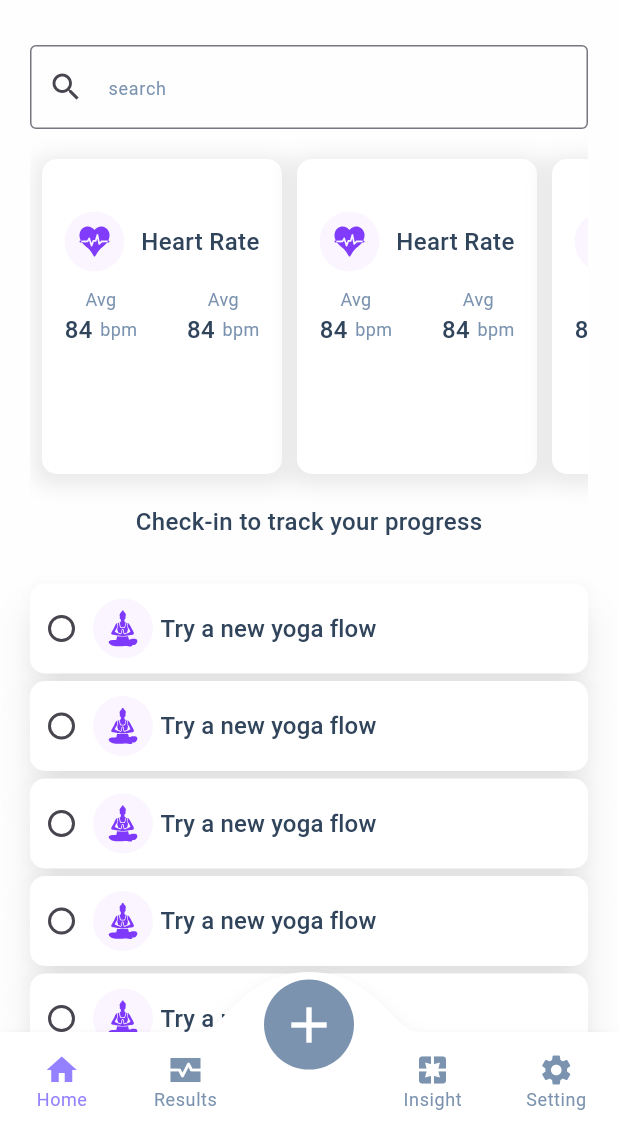
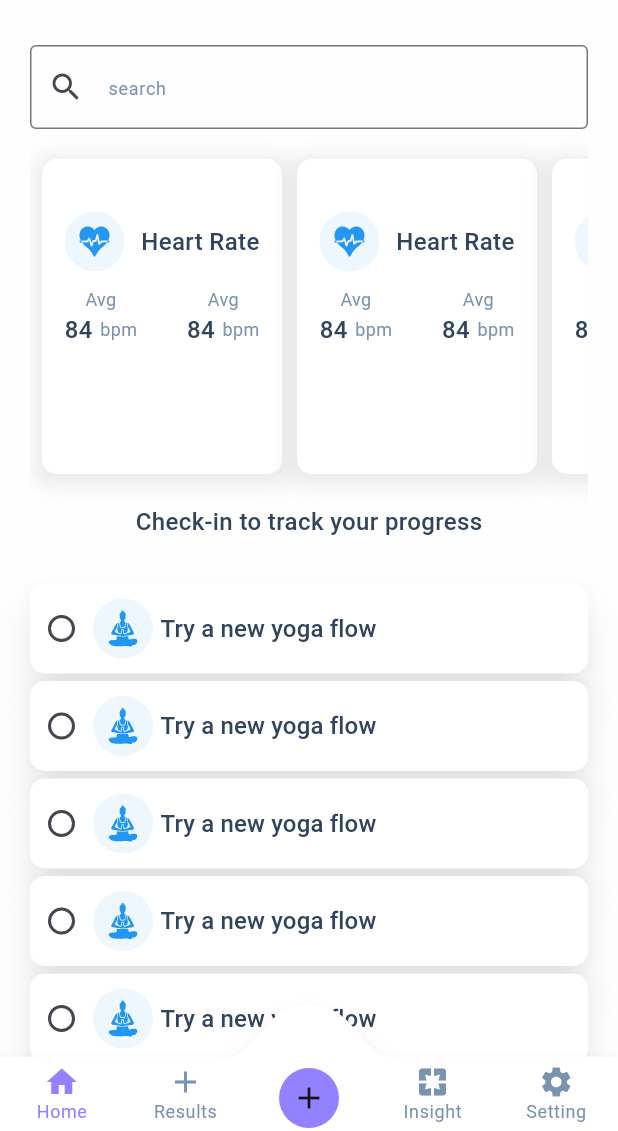
Before and after one commit to SellGURU/copilot-mobileApp, a Flutter app: the screen it shows after launch, on a phone screen of 412 x 824 dp, the part 105-1236 px from its top. Run offline on Flutter 3.47's test engine with Material 3 defaults, Android fonts, the phone set to English and light mode, and no system bars; drawn by our look-alikes of convex_bottom_bar; our stand-ins replace fl_chart, flutter_svg, google_fonts.

Commit message:
UPDATE:fixed add icon

```diff
--- a/lib/main.dart
+++ b/lib/main.dart
@@ -2,6 +2,7 @@ import 'package:convex_bottom_bar/convex_bottom_bar.dart';
 import 'package:fl_chart/fl_chart.dart';
 import 'package:flutter/cupertino.dart';
 import 'package:flutter/material.dart';
+import 'package:flutter/painting.dart';
 import 'package:flutter/rendering.dart';
 import 'package:flutter/widgets.dart';
 import 'package:flutter_svg/flutter_svg.dart';
@@ -38,7 +39,7 @@ class _MyAppState extends State<MyApp> {
         body: SafeArea(
           child: IndexedStack(
             index: pageIndex,
-            children: [HomeScreen(), Center(child: Text("result"),),Center(child: Text("hi"),),SettingPage()],
+            children: [HomeScreen(), Container(child: Text("result"),),Center(child: Text("hi"),),SettingPage()],
           ),
         ),
         bottomNavigationBar: StyleProvider(
@@ -47,26 +48,32 @@ class _MyAppState extends State<MyApp> {
             onTap: (index)=>setState(() {
               pageIndex=index;
             }),
+            disableDefaultTabController: true,
             elevation: 5,
-            height: (size.height*.08),
-            style: TabStyle.fixedCircle,
+            height: (size.height*.06),
+            style: TabStyle.fixed,
             backgroundColor: AppColors.mainBg,
             color: AppColors.textLite,
             activeColor: AppColors.iconPurpleDark,
-            top: -40,
-            curveSize: 120,
-            items: const[
+            top: -35,
+            curveSize: 80,
+            items:[
               TabItem(
                 title: "Home",
                 icon: Icons.home,
               ),
               TabItem(
                 title: "Results",
-                icon: Icons.monitor_heart_sharp,
+                icon: Icons.add,
               ),
               TabItem(
                 title: "",
-                icon: Icons.add,
+                icon: Container(
+                  height: (size.height),
+
+                  decoration: BoxDecoration(color: AppColors.iconPurpleDark,borderRadius:BorderRadius.circular(99) ),
+                  child: Icon(Icons.add),
+                ),
               ),
               TabItem(title: "Insight", icon: Icons.pages),
               TabItem(title: "Setting", icon: Icons.settings),
@@ -80,7 +87,7 @@ class _MyAppState extends State<MyApp> {
 
 class Style extends StyleHook {
   @override
-  double get activeIconSize => 50;
+  double get activeIconSize => 60;
 
   @override
   double get activeIconMargin => 10;
@@ -93,7 +100,3 @@ class Style extends StyleHook {
     return AppTextStyles.hint;
   }
 }
-//IndexedStack(
-//                 index: 0,
-//                 children: [HomeScreen(), SettingPage()],
-//               )
--- a/lib/screens/home/home.dart
+++ b/lib/screens/home/home.dart
@@ -55,6 +55,7 @@ class HomeScreen extends StatelessWidget {
                             average: "84",
                             icon: SvgPicture.asset(
                               "assets/heart.svg",
+                              colorFilter: ColorFilter.mode(Colors.blue, BlendMode.srcIn),
                               width: 40,
                               height: 40,
                             ),
--- a/lib/widgets/radioBtn.dart
+++ b/lib/widgets/radioBtn.dart
@@ -11,7 +11,7 @@ class RadioButton extends StatefulWidget {
 }
 
 class _RadioButtonState extends State<RadioButton> {
-  var selectedValue="none";
+  var selectedValue = "none";
   @override
   Widget build(BuildContext context) {
     return Container(
@@ -27,17 +27,32 @@ class _RadioButtonState extends State<RadioButton> {
           value: "Try a new yoga flow",
           groupValue: selectedValue,
           onChanged: (String? value) {
-            setState(() =>selectedValue=value!);
+            setState(() => selectedValue = value!);
           },
-          child:Row(
+          child: Row(
             children: [
-              Padding(padding: EdgeInsets.only(top: 10,bottom: 10),child: SvgPicture.asset("assets/yoga.svg",width: 40, height: 40,),),
-              SizedBox(width: 5,),
-              Text("Try a new yoga flow",style: AppTextStyles.title1,),
+              Padding(
+                padding: EdgeInsets.only(top: 10, bottom: 10),
+                child: SvgPicture.asset(
+                  "assets/yoga.svg",
+                   colorFilter: ColorFilter.mode(Colors.blue, BlendMode.srcIn),
+                  width: 40,
+                  height: 40,
+                ),
+              ),
+              SizedBox(
+                width: 5,
+              ),
+              Text(
+                "Try a new yoga flow",
+                style: AppTextStyles.title1,
+              ),
             ],
           ),
         ),
-        SizedBox(height: 5,),
+        SizedBox(
+          height: 5,
+        ),
         RadioMenuButton(
           style: ButtonStyle(
               shape: WidgetStatePropertyAll(RoundedRectangleBorder(
@@ -48,17 +63,32 @@ class _RadioButtonState extends State<RadioButton> {
           value: "Try a new yoga flow",
           groupValue: selectedValue,
           onChanged: (String? value) {
-            setState(() =>selectedValue=value!);
+            setState(() => selectedValue = value!);
           },
-          child:Row(
+          child: Row(
             children: [
-              Padding(padding: EdgeInsets.only(top: 10,bottom: 10),child: SvgPicture.asset("assets/yoga.svg",width: 40, height: 40,),),
-              SizedBox(width: 5,),
-              Text("Try a new yoga flow",style: AppTextStyles.title1,),
+              Padding(
+                padding: EdgeInsets.only(top: 10, bottom: 10),
+                child: SvgPicture.asset(
+                  "assets/yoga.svg",
+                   colorFilter: ColorFilter.mode(Colors.blue, BlendMode.srcIn),
+                  width: 40,
+                  height: 40,
+                ),
+              ),
+              SizedBox(
+                width: 5,
+              ),
+              Text(
+                "Try a new yoga flow",
+                style: AppTextStyles.title1,
+              ),
             ],
           ),
         ),
-        SizedBox(height: 5,),
+        SizedBox(
+          height: 5,
+        ),
         RadioMenuButton(
           style: ButtonStyle(
               shape: WidgetStatePropertyAll(RoundedRectangleBorder(
@@ -69,17 +99,32 @@ class _RadioButtonState extends State<RadioButton> {
           value: "Try a new yoga flow",
           groupValue: selectedValue,
           onChanged: (String? value) {
-            setState(() =>selectedValue=value!);
+            setState(() => selectedValue = value!);
           },
-          child:Row(
+          child: Row(
             children: [
-              Padding(padding: EdgeInsets.only(top: 10,bottom: 10),child: SvgPicture.asset("assets/yoga.svg",width: 40, height: 40,),),
-              SizedBox(width: 5,),
-              Text("Try a new yoga flow",style: AppTextStyles.title1,),
+              Padding(
+                padding: EdgeInsets.only(top: 10, bottom: 10),
+                child: SvgPicture.asset(
+                  "assets/yoga.svg",
+                  colorFilter: ColorFilter.mode(Colors.blue, BlendMode.srcIn),
+                  width: 40,
+                  height: 40,
+                ),
+              ),
+              SizedBox(
+                width: 5,
+              ),
+              Text(
+                "Try a new yoga flow",
+                style: AppTextStyles.title1,
+              ),
             ],
           ),
         ),
-        SizedBox(height: 5,),
+        SizedBox(
+          height: 5,
+        ),
         RadioMenuButton(
           style: ButtonStyle(
               shape: WidgetStatePropertyAll(RoundedRectangleBorder(
@@ -90,17 +135,32 @@ class _RadioButtonState extends State<RadioButton> {
           value: "Try a new yoga flow",
           groupValue: selectedValue,
           onChanged: (String? value) {
-            setState(() =>selectedValue=value!);
+            setState(() => selectedValue = value!);
           },
-          child:Row(
+          child: Row(
             children: [
-              Padding(padding: EdgeInsets.only(top: 10,bottom: 10),child: SvgPicture.asset("assets/yoga.svg",width: 40, height: 40,),),
-              SizedBox(width: 5,),
-              Text("Try a new yoga flow",style: AppTextStyles.title1,),
+              Padding(
+                padding: EdgeInsets.only(top: 10, bottom: 10),
+                child: SvgPicture.asset(
+                  "assets/yoga.svg",
+                   colorFilter: ColorFilter.mode(Colors.blue, BlendMode.srcIn),
+                  width: 40,
+                  height: 40,
+                ),
+              ),
+              SizedBox(
+                width: 5,
+              ),
+              Text(
+                "Try a new yoga flow",
+                style: AppTextStyles.title1,
+              ),
             ],
           ),
         ),
-        SizedBox(height: 5,),
+        SizedBox(
+          height: 5,
+        ),
         RadioMenuButton(
           style: ButtonStyle(
               shape: WidgetStatePropertyAll(RoundedRectangleBorder(
@@ -111,17 +171,32 @@ class _RadioButtonState extends State<RadioButton> {
           value: "Try a new yoga flow",
           groupValue: selectedValue,
           onChanged: (String? value) {
-            setState(() =>selectedValue=value!);
+            setState(() => selectedValue = value!);
           },
-          child:Row(
+          child: Row(
             children: [
-              Padding(padding: EdgeInsets.only(top: 10,bottom: 10),child: SvgPicture.asset("assets/yoga.svg",width: 40, height: 40,),),
-              SizedBox(width: 5,),
-              Text("Try a new yoga flow",style: AppTextStyles.title1,),
+              Padding(
+                padding: EdgeInsets.only(top: 10, bottom: 10),
+                child: SvgPicture.asset(
+                  "assets/yoga.svg",
+                   colorFilter: ColorFilter.mode(Colors.blue, BlendMode.srcIn),
+                  width: 40,
+                  height: 40,
+                ),
+              ),
+              SizedBox(
+                width: 5,
+              ),
+              Text(
+                "Try a new yoga flow",
+                style: AppTextStyles.title1,
+              ),
             ],
           ),
         ),
-        SizedBox(height: 5,),
+        SizedBox(
+          height: 5,
+        ),
         RadioMenuButton(
           style: ButtonStyle(
               shape: WidgetStatePropertyAll(RoundedRectangleBorder(
@@ -132,17 +207,32 @@ class _RadioButtonState extends State<RadioButton> {
           value: "Try a new yoga flow",
           groupValue: selectedValue,
           onChanged: (String? value) {
-            setState(() =>selectedValue=value!);
+            setState(() => selectedValue = value!);
           },
-          child:Row(
+          child: Row(
             children: [
-              Padding(padding: EdgeInsets.only(top: 10,bottom: 10),child: SvgPicture.asset("assets/yoga.svg",width: 40, height: 40,),),
-              SizedBox(width: 5,),
-              Text("Try a new yoga flow",style: AppTextStyles.title1,),
+              Padding(
+                padding: EdgeInsets.only(top: 10, bottom: 10),
+                child: SvgPicture.asset(
+                  "assets/yoga.svg",
+                   colorFilter: ColorFilter.mode(Colors.blue, BlendMode.srcIn),
+                  width: 40,
+                  height: 40,
+                ),
+              ),
+              SizedBox(
+                width: 5,
+              ),
+              Text(
+                "Try a new yoga flow",
+                style: AppTextStyles.title1,
+              ),
             ],
           ),
         ),
-        SizedBox(height: 5,),
+        SizedBox(
+          height: 5,
+        ),
         RadioMenuButton(
           style: ButtonStyle(
               shape: WidgetStatePropertyAll(RoundedRectangleBorder(
@@ -153,17 +243,32 @@ class _RadioButtonState extends State<RadioButton> {
           value: "Try a new yoga flow",
           groupValue: selectedValue,
           onChanged: (String? value) {
-            setState(() =>selectedValue=value!);
+            setState(() => selectedValue = value!);
           },
-          child:Row(
+          child: Row(
             children: [
-              Padding(padding: EdgeInsets.only(top: 10,bottom: 10),child: SvgPicture.asset("assets/yoga.svg",width: 40, height: 40,),),
-              SizedBox(width: 5,),
-              Text("Try a new yoga flow",style: AppTextStyles.title1,),
+              Padding(
+                padding: EdgeInsets.only(top: 10, bottom: 10),
+                child: SvgPicture.asset(
+                  "assets/yoga.svg",
+                   colorFilter: ColorFilter.mode(Colors.blue, BlendMode.srcIn),
+                  width: 40,
+                  height: 40,
+                ),
+              ),
+              SizedBox(
+                width: 5,
+              ),
+              Text(
+                "Try a new yoga flow",
+                style: AppTextStyles.title1,
+              ),
             ],
           ),
         ),
-        SizedBox(height: 5,),
+        SizedBox(
+          height: 5,
+        ),
         RadioMenuButton(
           style: ButtonStyle(
               shape: WidgetStatePropertyAll(RoundedRectangleBorder(
@@ -174,17 +279,32 @@ class _RadioButtonState extends State<RadioButton> {
           value: "Try a new yoga flow",
           groupValue: selectedValue,
           onChanged: (String? value) {
-            setState(() =>selectedValue=value!);
+            setState(() => selectedValue = value!);
           },
-          child:Row(
+          child: Row(
             children: [
-              Padding(padding: EdgeInsets.only(top: 10,bottom: 10),child: SvgPicture.asset("assets/yoga.svg",width: 40, height: 40,),),
-              SizedBox(width: 5,),
-              Text("Try a new yoga flow",style: AppTextStyles.title1,),
+              Padding(
+                padding: EdgeInsets.only(top: 10, bottom: 10),
+                child: SvgPicture.asset(
+                  "assets/yoga.svg",
+                   colorFilter: ColorFilter.mode(Colors.blue, BlendMode.srcIn),
+                  width: 40,
+                  height: 40,
+                ),
+              ),
+              SizedBox(
+                width: 5,
+              ),
+              Text(
+                "Try a new yoga flow",
+                style: AppTextStyles.title1,
+              ),
             ],
           ),
         ),
-        SizedBox(height: 5,),
+        SizedBox(
+          height: 5,
+        ),
         RadioMenuButton(
           style: ButtonStyle(
               shape: WidgetStatePropertyAll(RoundedRectangleBorder(
@@ -195,17 +315,32 @@ class _RadioButtonState extends State<RadioButton> {
           value: "Try a new yoga flow",
           groupValue: selectedValue,
           onChanged: (String? value) {
-            setState(() =>selectedValue=value!);
+            setState(() => selectedValue = value!);
           },
-          child:Row(
+          child: Row(
             children: [
-              Padding(padding: EdgeInsets.only(top: 10,bottom: 10),child: SvgPicture.asset("assets/yoga.svg",width: 40, height: 40,),),
-              SizedBox(width: 5,),
-              Text("Try a new yoga flow",style: AppTextStyles.title1,),
+              Padding(
+                padding: EdgeInsets.only(top: 10, bottom: 10),
+                child: SvgPicture.asset(
+                  "assets/yoga.svg",
+                   colorFilter: ColorFilter.mode(Colors.blue, BlendMode.srcIn),
+                  width: 40,
+                  height: 40,
+                ),
+              ),
+              SizedBox(
+                width: 5,
+              ),
+              Text(
+                "Try a new yoga flow",
+                style: AppTextStyles.title1,
+              ),
             ],
           ),
         ),
-        SizedBox(height: 5,),
+        SizedBox(
+          height: 5,
+        ),
         RadioMenuButton(
           style: ButtonStyle(
               shape: WidgetStatePropertyAll(RoundedRectangleBorder(
@@ -216,17 +351,32 @@ class _RadioButtonState extends State<RadioButton> {
           value: "Try a new yoga flow",
           groupValue: selectedValue,
           onChanged: (String? value) {
-            setState(() =>selectedValue=value!);
+            setState(() => selectedValue = value!);
           },
-          child:Row(
+          child: Row(
             children: [
-              Padding(padding: EdgeInsets.only(top: 10,bottom: 10),child: SvgPicture.asset("assets/yoga.svg",width: 40, height: 40,),),
-              SizedBox(width: 5,),
-              Text("Try a new yoga flow",style: AppTextStyles.title1,),
+              Padding(
+                padding: EdgeInsets.only(top: 10, bottom: 10),
+                child: SvgPicture.asset(
+                  "assets/yoga.svg",
+                   colorFilter: ColorFilter.mode(Colors.blue, BlendMode.srcIn),
+                  width: 40,
+                  height: 40,
+                ),
+              ),
+              SizedBox(
+                width: 5,
+              ),
+              Text(
+                "Try a new yoga flow",
+                style: AppTextStyles.title1,
+              ),
             ],
           ),
         ),
-        SizedBox(height: 5,),
+        SizedBox(
+          height: 5,
+        ),
         RadioMenuButton(
           style: ButtonStyle(
               shape: WidgetStatePropertyAll(RoundedRectangleBorder(
@@ -237,17 +387,32 @@ class _RadioButtonState extends State<RadioButton> {
           value: "Try a new yoga flow",
           groupValue: selectedValue,
           onChanged: (String? value) {
-            setState(() =>selectedValue=value!);
+            setState(() => selectedValue = value!);
           },
-          child:Row(
+          child: Row(
             children: [
-              Padding(padding: EdgeInsets.only(top: 10,bottom: 10),child: SvgPicture.asset("assets/yoga.svg",width: 40, height: 40,),),
-              SizedBox(width: 5,),
-              Text("Try a new yoga flow",style: AppTextStyles.title1,),
+              Padding(
+                padding: EdgeInsets.only(top: 10, bottom: 10),
+                child: SvgPicture.asset(
+                  "assets/yoga.svg",
+                   colorFilter: ColorFilter.mode(Colors.blue, BlendMode.srcIn),
+                  width: 40,
+                  height: 40,
+                ),
+              ),
+              SizedBox(
+                width: 5,
+              ),
+              Text(
+                "Try a new yoga flow",
+                style: AppTextStyles.title1,
+              ),
             ],
           ),
         ),
-        SizedBox(height: 5,),
+        SizedBox(
+          height: 5,
+        ),
         RadioMenuButton(
           style: ButtonStyle(
               shape: WidgetStatePropertyAll(RoundedRectangleBorder(
@@ -258,17 +423,32 @@ class _RadioButtonState extends State<RadioButton> {
           value: "Try a new yoga flow",
           groupValue: selectedValue,
           onChanged: (String? value) {
-            setState(() =>selectedValue=value!);
+            setState(() => selectedValue = value!);
           },
-          child:Row(
+          child: Row(
             children: [
-              Padding(padding: EdgeInsets.only(top: 10,bottom: 10),child: SvgPicture.asset("assets/yoga.svg",width: 40, height: 40,),),
-              SizedBox(width: 5,),
-              Text("Try a new yoga flow",style: AppTextStyles.title1,),
+              Padding(
+                padding: EdgeInsets.only(top: 10, bottom: 10),
+                child: SvgPicture.asset(
+                  "assets/yoga.svg",
+                   colorFilter: ColorFilter.mode(Colors.blue, BlendMode.srcIn),
+                  width: 40,
+                  height: 40,
+                ),
+              ),
+              SizedBox(
+                width: 5,
+              ),
+              Text(
+                "Try a new yoga flow",
+                style: AppTextStyles.title1,
+              ),
             ],
           ),
         ),
-        SizedBox(height: 5,),
+        SizedBox(
+          height: 5,
+        ),
         RadioMenuButton(
           style: ButtonStyle(
               shape: WidgetStatePropertyAll(RoundedRectangleBorder(
@@ -279,17 +459,32 @@ class _RadioButtonState extends State<RadioButton> {
           value: "Try a new yoga flow",
           groupValue: selectedValue,
           onChanged: (String? value) {
-            setState(() =>selectedValue=value!);
+            setState(() => selectedValue = value!);
           },
-          child:Row(
+          child: Row(
             children: [
-              Padding(padding: EdgeInsets.only(top: 10,bottom: 10),child: SvgPicture.asset("assets/yoga.svg",width: 40, height: 40,),),
-              SizedBox(width: 5,),
-              Text("Try a new yoga flow",style: AppTextStyles.title1,),
+              Padding(
+                padding: EdgeInsets.only(top: 10, bottom: 10),
+                child: SvgPicture.asset(
+                  "assets/yoga.svg",
+                   colorFilter: ColorFilter.mode(Colors.blue, BlendMode.srcIn),
+                  width: 40,
+                  height: 40,
+                ),
+              ),
+              SizedBox(
+                width: 5,
+              ),
+              Text(
+                "Try a new yoga flow",
+                style: AppTextStyles.title1,
+              ),
             ],
           ),
         ),
-        SizedBox(height: 5,),
+        SizedBox(
+          height: 5,
+        ),
         RadioMenuButton(
           style: ButtonStyle(
               shape: WidgetStatePropertyAll(RoundedRectangleBorder(
@@ -300,17 +495,32 @@ class _RadioButtonState extends State<RadioButton> {
           value: "Try a new yoga flow",
           groupValue: selectedValue,
           onChanged: (String? value) {
-            setState(() =>selectedValue=value!);
+            setState(() => selectedValue = value!);
           },
-          child:Row(
+          child: Row(
             children: [
-              Padding(padding: EdgeInsets.only(top: 10,bottom: 10),child: SvgPicture.asset("assets/yoga.svg",width: 40, height: 40,),),
-              SizedBox(width: 5,),
-              Text("Try a new yoga flow",style: AppTextStyles.title1,),
+              Padding(
+                padding: EdgeInsets.only(top: 10, bottom: 10),
+                child: SvgPicture.asset(
+                  "assets/yoga.svg",
+                   colorFilter: ColorFilter.mode(Colors.blue, BlendMode.srcIn),
+                  width: 40,
+                  height: 40,
+                ),
+              ),
+              SizedBox(
+                width: 5,
+              ),
+              Text(
+                "Try a new yoga flow",
+                style: AppTextStyles.title1,
+              ),
             ],
           ),
         ),
-        SizedBox(height: 5,),
+        SizedBox(
+          height: 5,
+        ),
         RadioMenuButton(
           style: ButtonStyle(
               shape: WidgetStatePropertyAll(RoundedRectangleBorder(
@@ -321,18 +531,29 @@ class _RadioButtonState extends State<RadioButton> {
           value: "Try a new yoga flow",
           groupValue: selectedValue,
           onChanged: (String? value) {
-            setState(() =>selectedValue=value!);
+            setState(() => selectedValue = value!);
           },
-          child:Row(
+          child: Row(
             children: [
-              Padding(padding: EdgeInsets.only(top: 10,bottom: 10),child: SvgPicture.asset("assets/yoga.svg",width: 40, height: 40,),),
-              SizedBox(width: 5,),
-              Text("Try a new yoga flow",style: AppTextStyles.title1,),
+              Padding(
+                padding: EdgeInsets.only(top: 10, bottom: 10),
+                child: SvgPicture.asset(
+                  "assets/yoga.svg",
+                   colorFilter: ColorFilter.mode(Colors.blue, BlendMode.srcIn),
+                  width: 40,
+                  height: 40,
+                ),
+              ),
+              SizedBox(
+                width: 5,
+              ),
+              Text(
+                "Try a new yoga flow",
+                style: AppTextStyles.title1,
+              ),
             ],
           ),
         ),
-
-
       ],
     ));
   }
```
Also changed, not shown: assets/yoga.svg.
